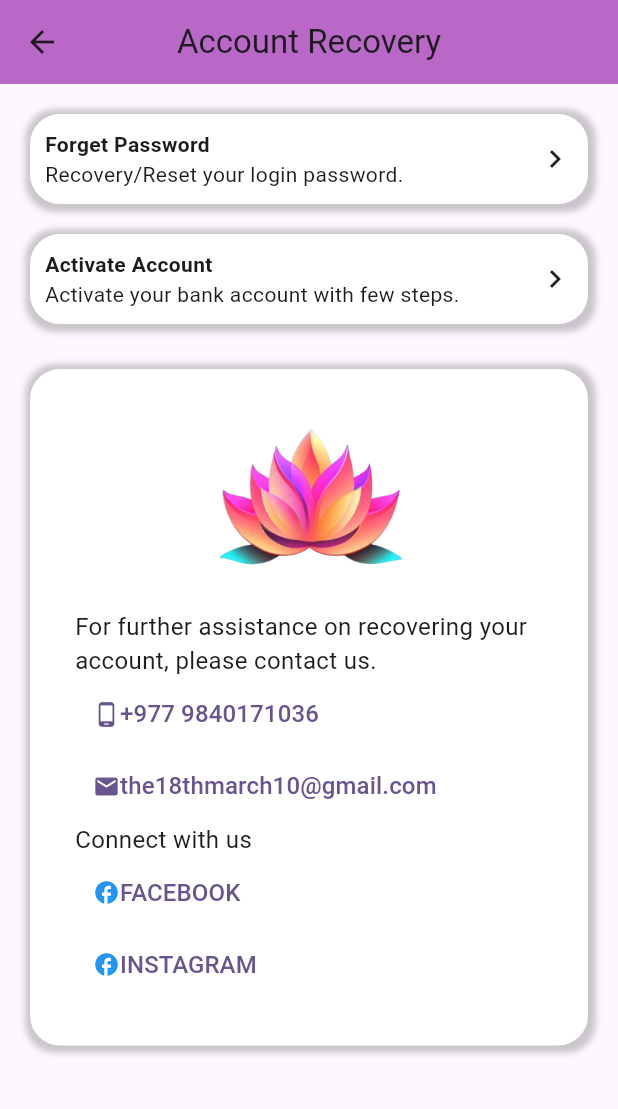
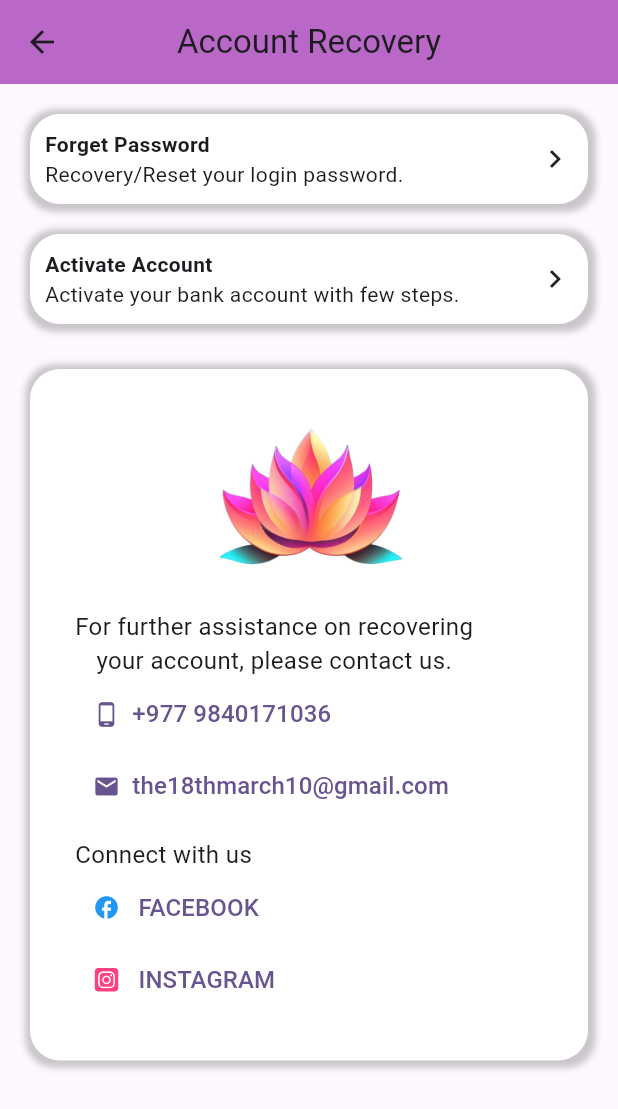
Before and after one commit to 18thMarch/mobilebanking, a Flutter app: the screen it shows after launch, after a tap on "Need help to connect", on a phone screen of 412 x 824 dp. Shown: the top 1109 px of the screen. Run offline on Flutter 3.47's test engine with Material 3 defaults, Android fonts, the phone set to English and light mode, and no system bars; our stand-ins replace font_awesome_flutter.

Commit message:
FB Insta link resolved

```diff
--- a/analysis_options.yaml
+++ b/analysis_options.yaml
@@ -23,6 +23,5 @@ linter:
   rules:
     # avoid_print: false  # Uncomment to disable the `avoid_print` rule
     # prefer_single_quotes: true  # Uncomment to enable the `prefer_single_quotes` rule
-
 # Additional information about this file can be found at
 # https://dart.dev/guides/language/analysis-options
--- a/lib/main.dart
+++ b/lib/main.dart
@@ -1,4 +1,4 @@
-import 'package:EBank/pages/loginpage.dart';
+import 'package:EBank/pages/splashscreen.dart';
 import 'package:flutter/material.dart';
 
 void main() {
@@ -17,7 +17,7 @@ class MyApp extends StatelessWidget {
         useMaterial3: true,
       ),
       debugShowCheckedModeBanner: false,
-      home: LoginPage(),
+      home: SplasshScreen(),
     );
   }
 }
--- a/lib/pages/accountrecoverypage.dart
+++ b/lib/pages/accountrecoverypage.dart
@@ -1,6 +1,7 @@
 // ignore_for_file: prefer_const_constructors, prefer_const_literals_to_create_immutables
 
 import 'package:flutter/material.dart';
+import 'package:font_awesome_flutter/font_awesome_flutter.dart';
 import 'package:url_launcher/url_launcher.dart';
 
 class AccountRecoveryPage extends StatefulWidget {
@@ -11,10 +12,23 @@ class AccountRecoveryPage extends StatefulWidget {
 }
 
 class _AccountRecoveryPageState extends State<AccountRecoveryPage> {
-  final _uri1 =
+  final Uri _url1 =
       Uri.parse('https://www.facebook.com/ujwal.sayaju?mibextid=ZbWKwL');
-  final _uri2 =
+  final Uri _url2 =
       Uri.parse('https://www.instagram.com/uzzwal_10?igsh=N2xsbm02dWY3NHlh');
+
+  Future<void> _launchUrl() async {
+    if (!await launchUrl(_url1)) {
+      throw Exception('Could not launch $_url1');
+    }
+  }
+
+  Future<void> _launchUrl2() async {
+    if (!await launchUrl(_url2)) {
+      throw Exception('Could not launch $_url2');
+    }
+  }
+
   Color _containerColor = Colors.white;
 
   void _changeColor() {
@@ -27,12 +41,6 @@ class _AccountRecoveryPageState extends State<AccountRecoveryPage> {
     setState(() {
       _containerColor = Colors.white;
     });
-  }
-
-  Future<void> _launchUrl(_url) async {
-    if (await launchUrl(_url)) {
-      throw Exception('Could not launch $_url');
-    }
   }
 
   @override
@@ -168,9 +176,18 @@ class _AccountRecoveryPageState extends State<AccountRecoveryPage> {
                       height: 150,
                       width: double.infinity,
                       child: Image.asset("assets/icons/logo1.png")),
-                  Text(
-                    "For further assistance on recovering your account, please contact us.",
-                    style: TextStyle(fontSize: 16),
+                  Column(
+                    mainAxisAlignment: MainAxisAlignment.center,
+                    children: [
+                      Text(
+                        "For further assistance on recovering",
+                        style: TextStyle(fontSize: 16),
+                      ),
+                      Text(
+                        "your account, please contact us.",
+                        style: TextStyle(fontSize: 16),
+                      ),
+                    ],
                   ),
                   TextButton(
                     onPressed: () {
@@ -181,7 +198,7 @@ class _AccountRecoveryPageState extends State<AccountRecoveryPage> {
                       children: [
                         Icon(Icons.phone_android),
                         Text(
-                          "+977 9840171036",
+                          "  +977 9840171036",
                           style: TextStyle(fontSize: 16),
                         ),
                       ],
@@ -199,20 +216,21 @@ class _AccountRecoveryPageState extends State<AccountRecoveryPage> {
                       children: [
                         Icon(Icons.mail),
                         Text(
-                          "the18thmarch10@gmail.com",
+                          "  the18thmarch10@gmail.com",
                           style: TextStyle(fontSize: 16),
                         ),
                       ],
                     ),
+                  ),
+                  SizedBox(
+                    height: 10,
                   ),
                   Text(
                     "Connect with us",
                     style: TextStyle(fontSize: 16),
                   ),
                   TextButton(
-                    onPressed: () {
-                      launchUrl(_uri1, mode: LaunchMode.inAppWebView);
-                    },
+                    onPressed: _launchUrl,
                     child: Row(
                       children: [
                         Icon(
@@ -220,24 +238,22 @@ class _AccountRecoveryPageState extends State<AccountRecoveryPage> {
                           color: Colors.blue,
                         ),
                         Text(
-                          "FACEBOOK",
+                          "   FACEBOOK",
                           style: TextStyle(fontSize: 16),
                         ),
                       ],
                     ),
                   ),
                   TextButton(
-                    onPressed: () {
-                      launchUrl(_uri2, mode: LaunchMode.inAppWebView);
-                    },
+                    onPressed: _launchUrl2,
                     child: Row(
                       children: [
                         Icon(
-                          Icons.facebook,
-                          color: Colors.blue,
+                          FontAwesomeIcons.squareInstagram,
+                          color: Colors.pinkAccent,
                         ),
                         Text(
-                          "INSTAGRAM",
+                          "   INSTAGRAM",
                           style: TextStyle(fontSize: 16),
                         ),
                       ],
--- a/lib/pages/loginpage.dart
+++ b/lib/pages/loginpage.dart
@@ -26,20 +26,23 @@ class _LoginPageState extends State<LoginPage> {
   @override
   Widget build(BuildContext context) {
     return Scaffold(
-      body: Container(
-        decoration: BoxDecoration(
-          image: DecorationImage(
-              image: AssetImage("assets/images/img1.jpg"), fit: BoxFit.cover),
+      resizeToAvoidBottomInset: false,
+      body: Stack(
+        fit: StackFit.expand,
+        children: [
+          Image.asset(
+            "assets/images/img2.jpg",
+            fit: BoxFit.cover,
           ),
-        child: Center(
+          Center(
               child: Column(
             mainAxisAlignment: MainAxisAlignment.start,
             children: [
               SizedBox(
-              height: 40,
+                height: 10,
               ),
               SizedBox(
-              height: 150,
+                height: 130,
                 child: Image.asset(
                   "assets/icons/logo1.png",
                 ),
@@ -56,21 +59,21 @@ class _LoginPageState extends State<LoginPage> {
                 style: TextStyle(color: Colors.purple[700]),
               ),
               SizedBox(
-              height: 30,
+                height: 10,
               ),
-            UiHelper.customTextField(
-                phoneController, "Mobile Number", Icons.phone_android, false),
-            UiHelper.customTextField(
-                passwordController, "Password", Icons.lock, true),
+              UiHelper.customTextField(phoneController, "Mobile Number",
+                  Icons.phone_android, false, TextInputType.phone),
+              UiHelper.customTextField(passwordController, "Password",
+                  Icons.lock, true, TextInputType.text),
               SizedBox(
-              height: 10,
+                height: 20,
               ),
               UiHelper.customButton(() {
                 login(phoneController.text.toString(),
                     passwordController.text.toString());
               }, "Login"),
               SizedBox(
-              height: 10,
+                height: 5,
               ),
               Row(
                 mainAxisAlignment: MainAxisAlignment.center,
@@ -101,7 +104,10 @@ class _LoginPageState extends State<LoginPage> {
               )
             ],
           )),
+        ],
       ),
     );
   }
 }
+
+// ignore_for_file: prefer_const_constructors, prefer_const_literals_to_create_immutables
--- /dev/null
+++ b/lib/pages/splashscreen.dart
@@ -0,0 +1,65 @@
+import 'dart:async';
+
+import 'package:EBank/pages/loginpage.dart';
+import 'package:flutter/material.dart';
+
+class SplasshScreen extends StatefulWidget {
+  const SplasshScreen({super.key});
+
+  @override
+  State<SplasshScreen> createState() => _SplasshScreenState();
+}
+
+class _SplasshScreenState extends State<SplasshScreen> {
+  @override
+  void initState() {
+    // TODO: implement initState
+    super.initState();
+    Timer(Duration(seconds: 2), () {
+      Navigator.pushReplacement(
+          context, MaterialPageRoute(builder: (context) => LoginPage()));
+    });
+  }
+
+  @override
+  Widget build(BuildContext context) {
+    return Scaffold(
+      body: Stack(
+        fit: StackFit.expand,
+        children: [
+          Image.asset(
+            "assets/images/img1.jpg",
+            fit: BoxFit.cover,
+          ),
+          Center(
+            child: Column(
+              mainAxisAlignment: MainAxisAlignment.center,
+              children: [
+                SizedBox(
+                  height: 10,
+                ),
+                SizedBox(
+                  height: 130,
+                  child: Image.asset(
+                    "assets/icons/logo1.png",
+                  ),
+                ),
+                Text(
+                  "NIMB",
+                  style: TextStyle(
+                      fontSize: 50,
+                      fontWeight: FontWeight.bold,
+                      color: Color.fromARGB(255, 99, 180, 250)),
+                ),
+                Text(
+                  "NEPAL INVESTMENT MEGA BANK",
+                  style: TextStyle(color: Colors.purple[700]),
+                ),
+              ],
+            ),
+          ),
+        ],
+      ),
+    );
+  }
+}
--- a/lib/pages/uihelper.dart
+++ b/lib/pages/uihelper.dart
@@ -2,12 +2,13 @@ import 'package:flutter/material.dart';
 
 class UiHelper {
   static customTextField(TextEditingController controller, String text,
-      IconData iconData, bool toHide) {
+      IconData iconData, bool toHide, TextInputType textInputType) {
     return Padding(
-      padding: const EdgeInsets.symmetric(horizontal: 25, vertical: 15),
+      padding: const EdgeInsets.symmetric(horizontal: 25, vertical: 10),
       child: TextField(
         controller: controller,
         obscureText: toHide,
+        keyboardType: textInputType,
         decoration: InputDecoration(
           hintText: text,
           prefixIcon: Icon(iconData),
--- a/pubspec.yaml
+++ b/pubspec.yaml
@@ -31,6 +31,7 @@ dependencies:
   flutter:
     sdk: flutter
   url_launcher: ^6.3.0
+  font_awesome_flutter: ^10.7.0
 
   # The following adds the Cupertino Icons font to your application.
   # Use with the CupertinoIcons class for iOS style icons.
```
Also changed, not shown: pubspec.lock, 2 other files. Lines whose indentation alone changed are shown as unchanged.
